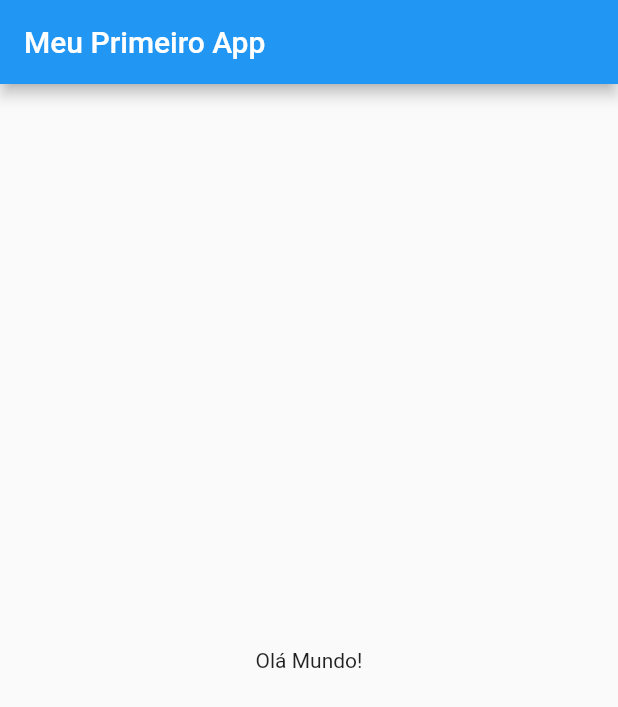
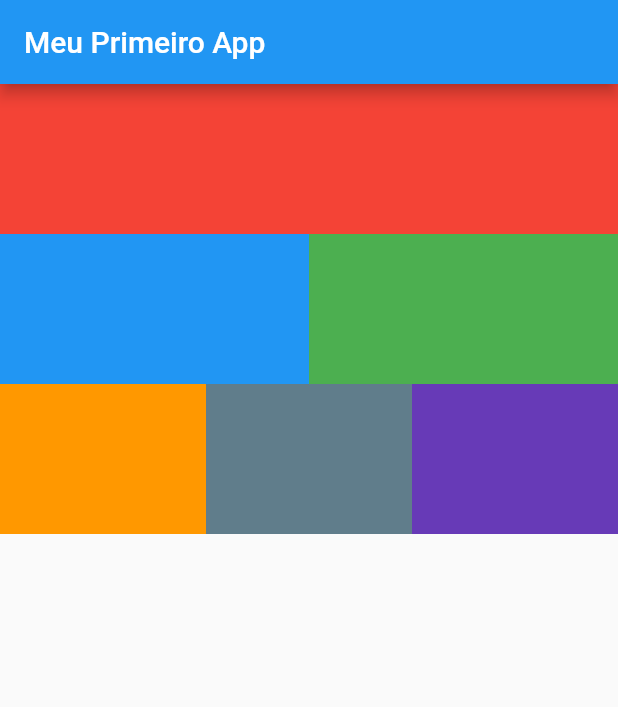
Before and after one commit to izaias1/flutter_001, a Flutter app: the screen it shows after launch, on a phone screen of 412 x 824 dp. Shown: the top 707 px of the screen. Run offline on Flutter 3.47's test engine with Material 2 defaults, Android fonts, the phone set to English and light mode, and no system bars.

Commit message:
Aula sobre layout

```diff
--- a/lib/main.dart
+++ b/lib/main.dart
@@ -10,8 +10,50 @@ class MeuApp extends StatelessWidget {
         appBar: AppBar(
           title: const Text('Meu Primeiro App'),
         ),
-        body: const Center(
-          child: Text('Olá Mundo!'),
+        body: Column(
+          children: [
+            Row(children: [
+              Expanded(
+                child: Container(
+                  height: 100,
+                  color: Colors.red,
+                ),
+              ),
+            ]),
+            Row(
+              children: [
+                Expanded(
+                  child: Container(
+                    height: 100,
+                    color: Colors.blue,
+                  ),
+                ),
+                Expanded(
+                  child: Container(
+                    height: 100,
+                    color: Colors.green,
+                  ),
+                ),
+              ],
+            ),
+            Row(children: [
+              Expanded(
+                child: Container(
+                  height: 100,
+                  color: Colors.orange,
+                ),
+              ),
+              Expanded(
+                child: Container(
+                  height: 100,
+                  color: Colors.blueGrey,
+                ),
+              ),
+              Expanded(
+                child: Container(height: 100, color: Colors.deepPurple),
+              ),
+            ]),
+          ],
         ),
       ),
     );
```
